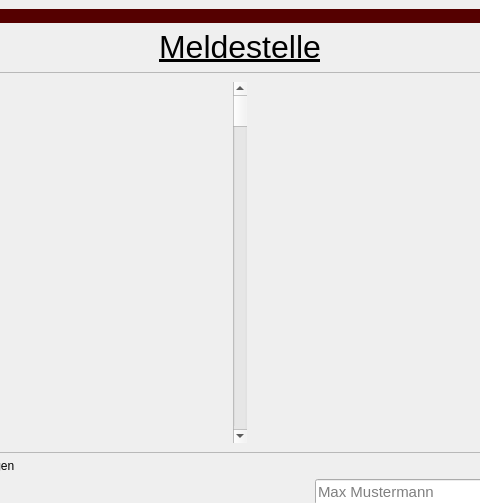
Old version of the form src/View/playermanagment.ui in the repository s1m0n1996/VolleyballSingleTurnier; both pictures show x 94 to 574 and y 0 to 503 of the 800 by 600 pixel window.
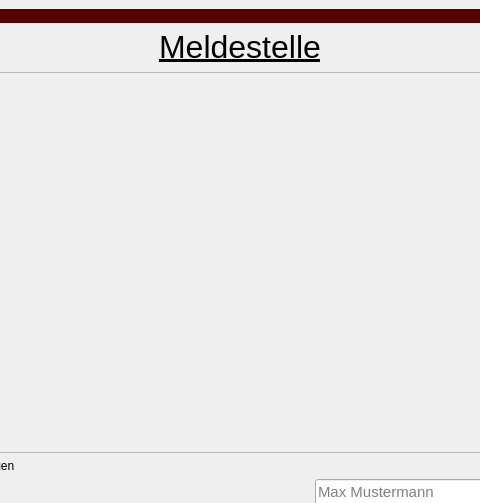
New version of the form.

The edit to the form file:
```diff
--- a/src/View/playermanagment.ui
+++ b/src/View/playermanagment.ui
@@ -58,13 +58,6 @@
         <item>
          <layout class="QVBoxLayout" name="verticalLayout_8"/>
         </item>
-        <item>
-         <widget class="QScrollBar" name="verticalScrollBar">
-          <property name="orientation">
-           <enum>Qt::Vertical</enum>
-          </property>
-         </widget>
-        </item>
        </layout>
       </widget>
      </widget>
```
Left out of the diff: 2 changed lines with no effect on the pictures.
